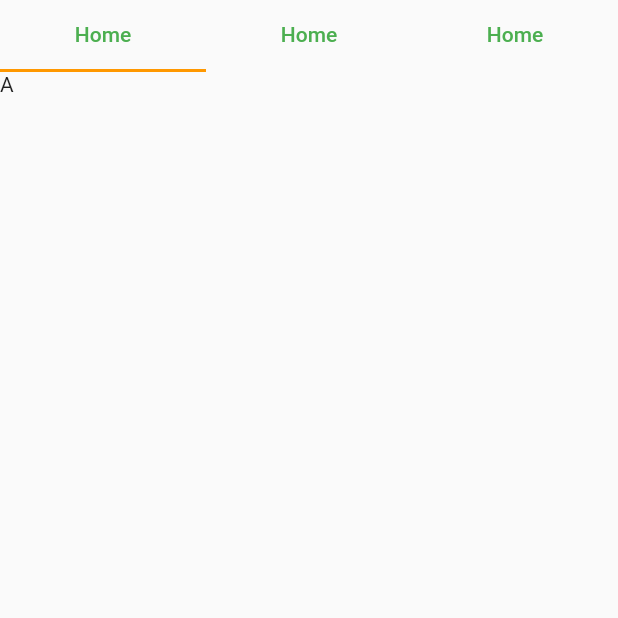
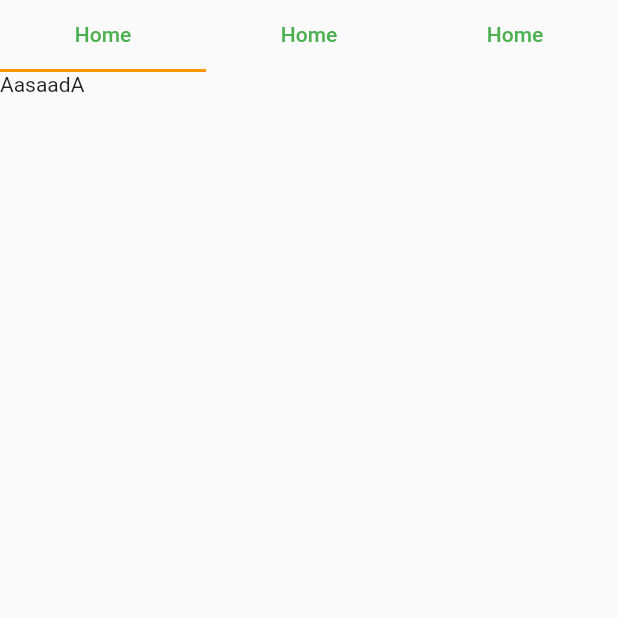
Before and after one commit to phalsopheak/pub_dev_project_demo, a Flutter app: the MyTab screen opened directly, on a phone screen of 412 x 824 dp, the top half of it. Run offline on Flutter 3.47's test engine with Material 2 defaults, Android fonts, the phone set to English and light mode, and no system bars; our stand-ins replace flutter_slider_drawer, get; statements that could not run were skipped.

Commit message:
change title page a

```diff
--- a/lib/view/page_a.dart
+++ b/lib/view/page_a.dart
@@ -4,7 +4,7 @@ class PageA extends StatelessWidget {
   @override
   Widget build(BuildContext context) {
     return Container(
-      child: Text('A'),
+      child: Text('AasaadA'),
     );
   }
 }
```
